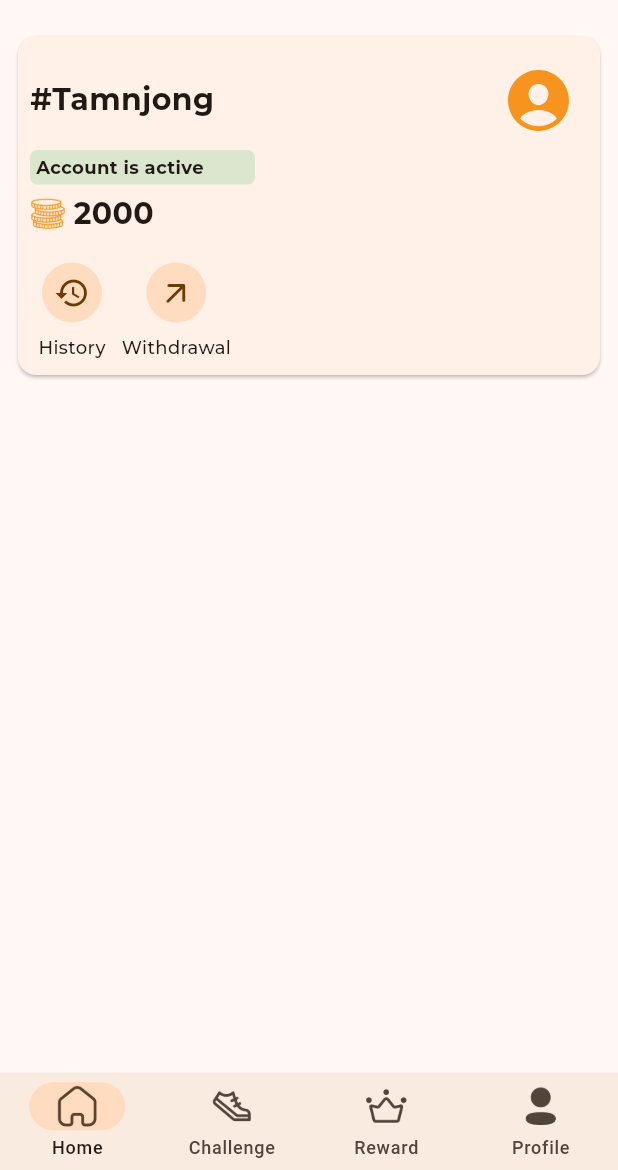
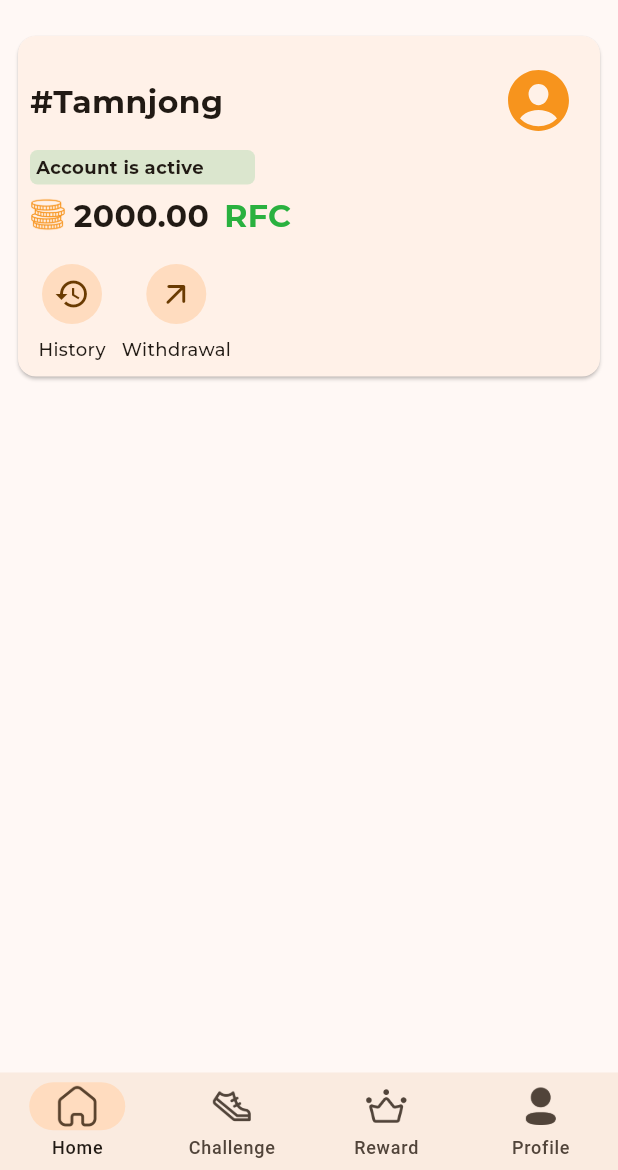
Before and after one commit to larrytamnjong/realfitz_client, a Flutter app: the DashboardPage screen opened directly, on a phone screen of 412 x 824 dp, the part 66-1236 px from its top. Run offline on Flutter 3.47's test engine with Material 3 defaults, Android fonts, the light colour scheme and no system bars; our stand-ins replace country_code_picker, flutter_form_builder, flutter_multi_formatter, form_field_validator, get, ionicons and 3 more; missing offline and left inert: health; accounts and stored records are empty; project files that could hold a hidden picture were left out.

Commit message:
Minor refactoring to homepage UI

```diff
--- a/lib/constants/strings.dart
+++ b/lib/constants/strings.dart
@@ -40,4 +40,5 @@ class AppStrings {
   static const String accountIsActive = "Account is active";
   static const String history = "History";
   static const String withdrawal = "Withdrawal";
+  static const String coins = "RFC";
 }
--- a/lib/main.dart
+++ b/lib/main.dart
@@ -1,7 +1,7 @@
 import 'package:flutter/material.dart';
 import 'package:flutter/services.dart';
 import 'package:get/get_navigation/src/root/get_material_app.dart';
-import 'package:realfitzclient/views/pages/onboarding/splash_page.dart';
+import 'package:realfitzclient/views/pages/dashboard/dashboard.dart';
 import 'package:realfitzclient/views/resources/colors_manager.dart';
 
 void main() {
@@ -22,7 +22,7 @@ class MyApp extends StatelessWidget {
         colorScheme: ColorScheme.fromSeed(seedColor: AppColors.primary),
         useMaterial3: true,
       ),
-      home: const SplashPage(),
+      home: const DashboardPage(),
     );
   }
 }
--- a/lib/views/pages/dashboard/home/components/account_balance_row.dart
+++ b/lib/views/pages/dashboard/home/components/account_balance.dart
@@ -1,13 +1,14 @@
 import 'package:flutter/material.dart';
+import 'package:realfitzclient/constants/strings.dart';
 
 import '../../../../../constants/icon_paths.dart';
 import '../../../../resources/colors_manager.dart';
 import '../../../../resources/values_manager.dart';
 import '../../../../styles/text_styles.dart';
 
-class AccountBalanceRow extends StatelessWidget {
+class AccountBalance extends StatelessWidget {
   final String accountBalance;
-  const AccountBalanceRow({
+  const AccountBalance({
     super.key,
     required this.accountBalance,
   });
@@ -21,8 +22,17 @@ class AccountBalanceRow extends StatelessWidget {
           color: AppColors.primary,
         ),
         const SizedBox(width: AppSizes.s5),
-        Text(accountBalance,
-            style: boldTextStyle.copyWith(fontSize: FontSizes.f20)),
+        Text(
+          accountBalance,
+          style: boldTextStyle.copyWith(fontSize: FontSizes.f21),
+        ),
+        const SizedBox(width: AppSizes.s10),
+        Text(
+          AppStrings.coins,
+          style: boldTextStyle.copyWith(
+              fontSize: FontSizes.f21, color: AppColors.whatsAppGreen),
+          textAlign: TextAlign.end,
+        )
       ],
     );
   }
--- a/lib/views/pages/dashboard/home/components/account_summary_card.dart
+++ b/lib/views/pages/dashboard/home/components/account_summary_card.dart
@@ -2,10 +2,10 @@ import 'package:flutter/material.dart';
 
 import '../../../../../constants/strings.dart';
 import '../../../../resources/values_manager.dart';
-import 'account_balance_row.dart';
-import 'account_status_container.dart';
+import 'account_balance.dart';
+import 'account_status.dart';
 import 'column_button.dart';
-import 'name_profile_icon_row.dart';
+import 'name_profile_icon.dart';
 
 class AccountSummaryCard extends StatelessWidget {
   const AccountSummaryCard({
@@ -29,8 +29,8 @@ class AccountSummaryCard extends StatelessWidget {
                 ),
                 const AccountStatusContainer(),
                 const SizedBox(height: AppSizes.s5),
-                const AccountBalanceRow(
-                  accountBalance: '2000',
+                const AccountBalance(
+                  accountBalance: '2000.00',
                 ),
                 const SizedBox(height: AppSizes.s10),
                 Row(
--- a/lib/views/pages/dashboard/home/components/name_profile_icon_row.dart
+++ b/lib/views/pages/dashboard/home/components/name_profile_icon.dart
@@ -19,7 +19,7 @@ class NameAndProfileIconRow extends StatelessWidget {
       children: [
         Text(
           name,
-          style: boldTextStyle.copyWith(fontSize: FontSizes.f20),
+          style: boldTextStyle.copyWith(fontSize: FontSizes.f21),
         ),
         IconButton(
           onPressed: () {},
--- a/lib/views/resources/values_manager.dart
+++ b/lib/views/resources/values_manager.dart
@@ -26,6 +26,7 @@ class AppSizes {
   static const double s23 = 23.0;
   static const double s26 = 26.0;
   static const double s30 = 30.0;
+  static const double s45 = 45.0;
   static const double s50 = 50.0;
   static const double s65 = 65.0;
   static const double s80 = 80.0;
@@ -42,6 +43,7 @@ class FontSizes {
   static const double f19 = 19.0;
   static const double f20 = 20.0;
   static const double f23 = 23.0;
+  static const double f21 = 21.0;
   static const double f25 = 25.0;
 }
 
```
Also changed, not shown: lib/views/pages/dashboard/home/components/account_status.dart (renamed from lib/views/pages/dashboard/home/components/account_status_container.dart).
